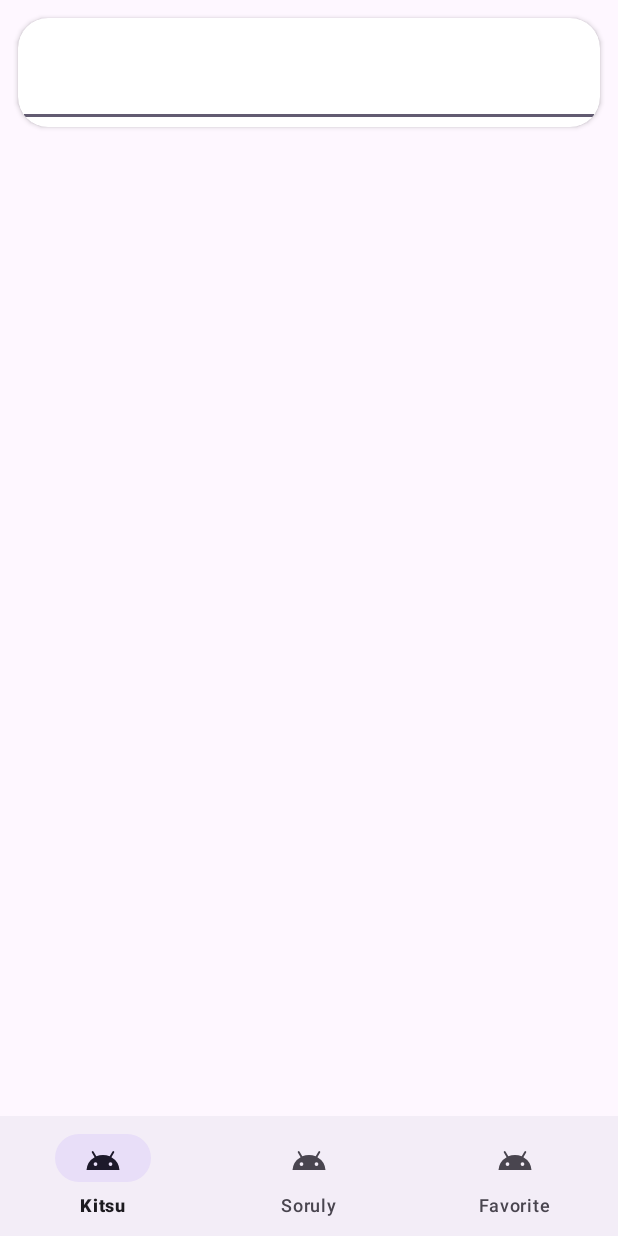
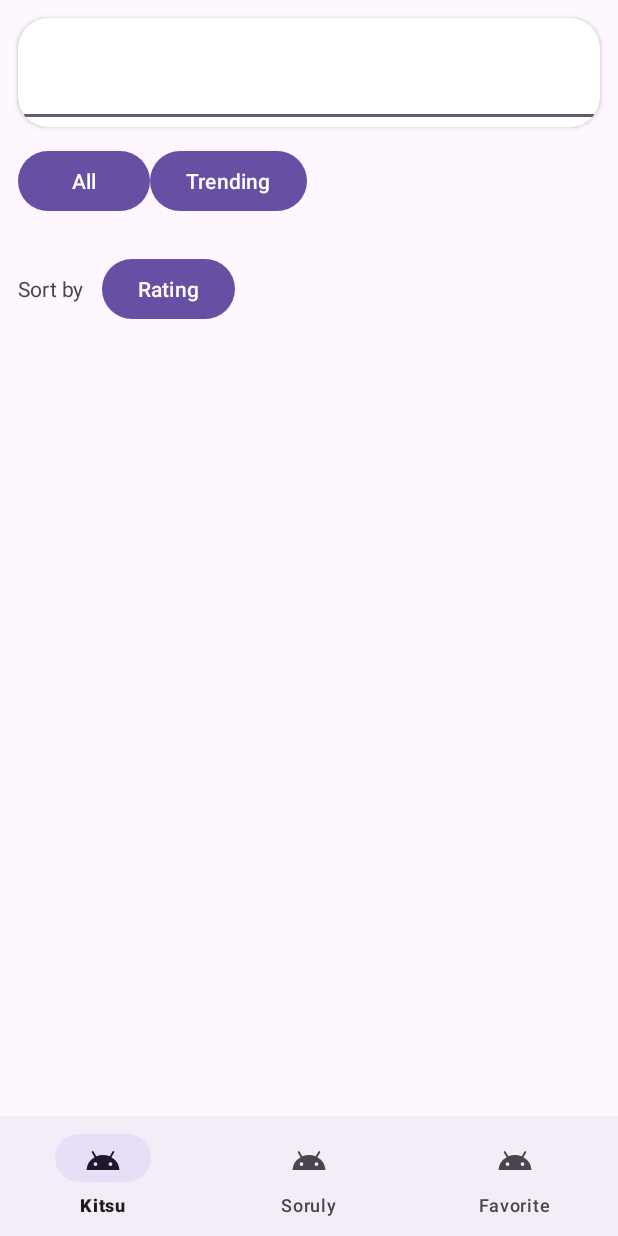
Before and after one commit to Tasherokk/Android-Project, an Android app: the screen it shows after launch (MainActivity), on a phone screen of 412 x 824 dp. Run offline under Robolectric (Android 15) with nearby library versions, the phone set to English and light mode, and no system bars; pictures from the network do not load.

Commit message:
added room, filter, search, sort

```diff
--- a/AniFrame/app/src/main/java/com/example/aniframe/fragments/KitsuListFragment.kt
+++ b/AniFrame/app/src/main/java/com/example/aniframe/fragments/KitsuListFragment.kt
@@ -19,9 +19,7 @@ import retrofit2.Response
 
 class KitsuListFragment : Fragment() {
 
-    companion object {
-        fun newInstance() = KitsuListFragment()
-    }
+    private var currentSearchQuery: String = ""
     private var original: List<Kitsu> = ArrayList()
     private var _binding: FragmentKitsuListBinding? = null
     private val binding
@@ -41,28 +39,96 @@ class KitsuListFragment : Fragment() {
 
     override fun onViewCreated(view: View, savedInstanceState: Bundle?) {
         super.onViewCreated(view, savedInstanceState)
-
+        fetchKitsuList()
+        binding.editText.addTextChangedListener {
+            val searchQuery = it.toString()
+            if (searchQuery != currentSearchQuery) {
+                currentSearchQuery = searchQuery
+                if (searchQuery.isEmpty()) {
+                    adapter.submitList(original)
+                } else {
+                    fetchKitsuByName(searchQuery)
+                }
+            }
+        }
+        binding.allButton.setOnClickListener{
+            fetchKitsuList()
+        }
+        binding.trending.setOnClickListener {
+            fetchKitsuTrending()
+        }
+        binding.sortRating.setOnClickListener {
+            sortBy("averageRating")
+        }
 
         setupUI()
+
+    }
+
+    private fun sortBy(attr: String){
         val client = KitsuApiClient.instance
-        val response = client.fetchKitsuList()
+        val response = client.sortBy( "-"+ attr)
+        response.enqueue(object : Callback<KitsuApiResponse> {
+            override fun onResponse(call: Call<KitsuApiResponse>, response: Response<KitsuApiResponse>) {
+
+                response.body()?.let {
+                    adapter.submitList(it.data)
+                }
+            }
+            override fun onFailure(call: Call<KitsuApiResponse>, t: Throwable) {
+                println("${t.message}")
+            }
+        })
+    }
+    private fun fetchKitsuTrending(){
+        val client = KitsuApiClient.instance
+        val response = client.fetchKitsuTrendingList()
+        response.enqueue(object : Callback<KitsuApiResponse> {
+            override fun onResponse(call: Call<KitsuApiResponse>, response: Response<KitsuApiResponse>) {
+
+                response.body()?.let {
+                    adapter.submitList(it.data)
+                }
+            }
+            override fun onFailure(call: Call<KitsuApiResponse>, t: Throwable) {
+                println("${t.message}")
+            }
+        })
+    }
+    private fun fetchKitsuByName(name: String) {
+        val client = KitsuApiClient.instance
+        val response = client.fetchKitsuListByName(name)
         response.enqueue(object : Callback<KitsuApiResponse> {
             override fun onResponse(call: Call<KitsuApiResponse>, response: Response<KitsuApiResponse>) {
                 response.body()?.let {
                     adapter.submitList(it.data)
-                    original = it.data
                 }
+
             }
 
             override fun onFailure(call: Call<KitsuApiResponse>, t: Throwable) {
                 println("${t.message}")
             }
         })
+    }
+    private fun fetchKitsuList() {
+        val client = KitsuApiClient.instance
+        val response = client.fetchKitsuList(10, 0)
+        response.enqueue(object : Callback<KitsuApiResponse> {
+            override fun onResponse(call: Call<KitsuApiResponse>, response: Response<KitsuApiResponse>) {
+                response.body()?.let {
+                    adapter.submitList(it.data)
+                    original = it.data
 
+                }
+
+            }
+
+            override fun onFailure(call: Call<KitsuApiResponse>, t: Throwable) {
+                println("${t.message}")
+            }
+        })
     }
-
-
-
 
     private fun setupUI() {
         with(binding) {
--- a/AniFrame/app/src/main/java/com/example/aniframe/network/KitsuService.kt
+++ b/AniFrame/app/src/main/java/com/example/aniframe/network/KitsuService.kt
@@ -1,14 +1,25 @@
 package com.example.aniframe.network
 
-import android.app.Service
-import android.content.Intent
-import android.os.IBinder
-import com.example.aniframe.models.Kitsu
 import retrofit2.Call
 import retrofit2.http.GET
+import retrofit2.http.Query
 
 interface KitsuService  {
+
     @GET("anime")
-    fun fetchKitsuList(): Call<KitsuApiResponse>
+    fun fetchKitsuList(
+        @Query("page[limit]") limit: Int,
+        @Query("page[offset]") offset: Int
+    ): Call<KitsuApiResponse>
+    @GET("anime")
+    fun fetchKitsuListByName(
+        @Query("filter[text]") searchText: String): Call<KitsuApiResponse>
+
+    @GET("trending/anime")
+    fun fetchKitsuTrendingList(): Call<KitsuApiResponse>
+
+    @GET("anime")
+    fun sortBy(
+        @Query("sort") sortAttr: String) : Call<KitsuApiResponse>
 
 }
--- a/AniFrame/app/src/main/res/layout/fragment_kitsu_list.xml
+++ b/AniFrame/app/src/main/res/layout/fragment_kitsu_list.xml
@@ -6,6 +6,7 @@
     android:layout_height="match_parent"
     android:orientation="vertical"
     tools:context=".fragments.KitsuListFragment">
+
 
 
     <androidx.cardview.widget.CardView
@@ -26,6 +27,43 @@
             android:lineBreakStyle="normal"/>
     </androidx.cardview.widget.CardView>
 
+    <LinearLayout
+        android:layout_width="match_parent"
+        android:layout_height="wrap_content"
+        android:orientation="horizontal"
+        android:layout_margin="12dp">
+        <Button
+            android:id="@+id/all_button"
+            android:layout_width="wrap_content"
+            android:layout_height="wrap_content"
+            android:text="All" />
+        <Button
+            android:id="@+id/trending"
+            android:layout_width="wrap_content"
+            android:layout_height="wrap_content"
+            android:text="Trending"/>
+
+
+    </LinearLayout>
+    <LinearLayout
+        android:layout_width="match_parent"
+        android:layout_height="wrap_content"
+        android:orientation="horizontal"
+        android:layout_margin="12dp">
+        <TextView
+            android:id="@+id/sorting"
+            android:layout_width="wrap_content"
+            android:layout_height="wrap_content"
+            android:text="Sort by" />
+        <Button
+            android:id="@+id/sort_rating"
+            android:layout_width="wrap_content"
+            android:layout_height="wrap_content"
+            android:layout_marginLeft="12dp"
+            android:text="Rating"/>
+
+
+    </LinearLayout>
     <androidx.recyclerview.widget.RecyclerView
         android:id="@+id/kitsu_list"
         android:layout_width="match_parent"
--- a/AniFrame/build.gradle.kts
+++ b/AniFrame/build.gradle.kts
@@ -2,4 +2,5 @@
 plugins {
     id("com.android.application") version "8.2.2" apply false
     id("org.jetbrains.kotlin.android") version "1.9.22" apply false
+    id("com.google.devtools.ksp") version "1.9.10-1.0.13" apply false
 }
```
Also changed, not shown: AniFrame/app/build.gradle.kts (+11 -0 lines), AniFrame/app/src/main/java/com/example/aniframe/database/KitsuDB.kt (added, +26 -0 lines), AniFrame/app/src/main/java/com/example/aniframe/database/KitsuDao.kt (added, +15 -0 lines), AniFrame/app/src/main/java/com/example/aniframe/database/KitsuDatabase.kt (added, +9 -0 lines).
